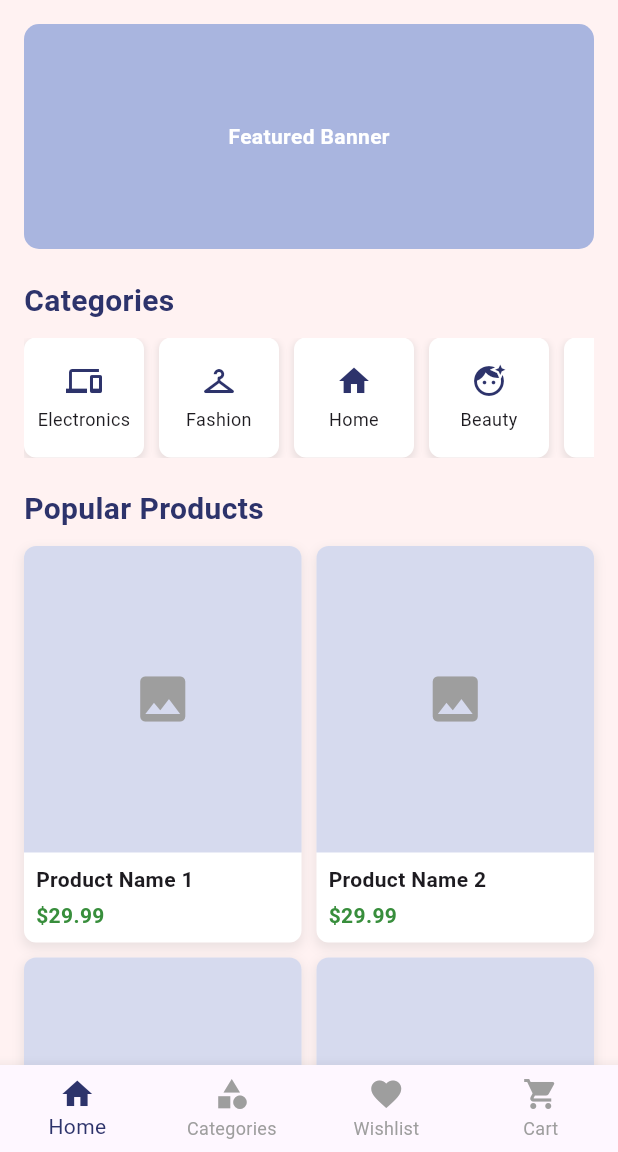
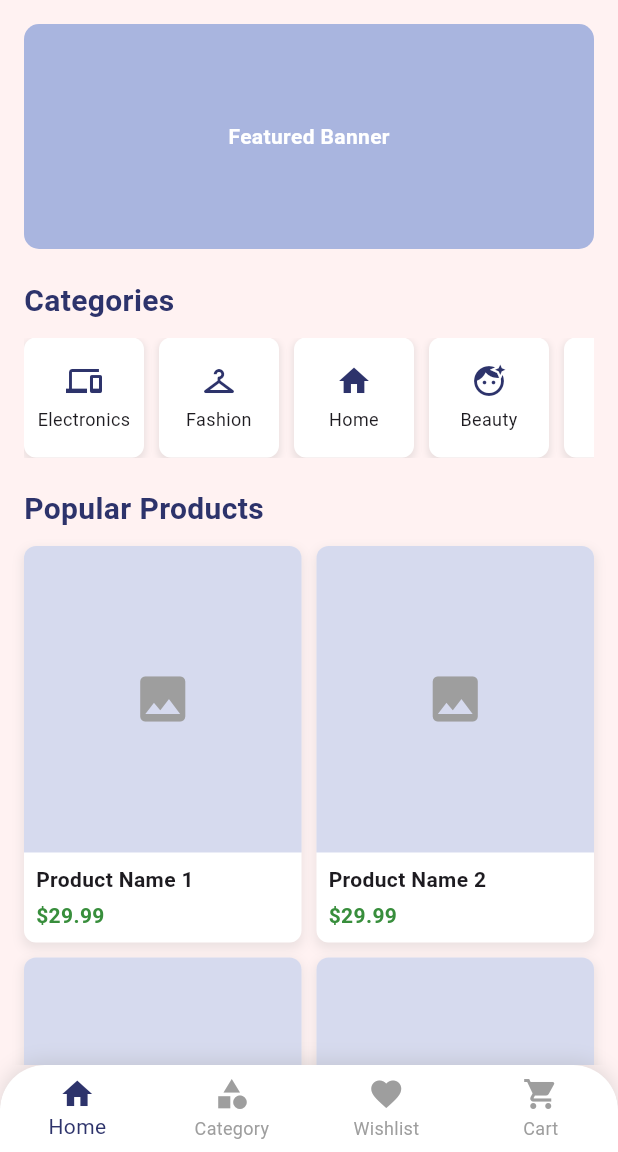
Before and after one commit to Malinda-kawshalya/ShopNGo-Mobile-app, a Flutter app: the screen it shows after launch, on a phone screen of 412 x 824 dp, the part 84-1236 px from its top. Run offline on Flutter 3.47's test engine with Material 3 defaults, Android fonts, the phone set to English and light mode, and no system bars; our stand-ins replace cloud_firestore, firebase_auth, firebase_core, google_sign_in, shared_preferences; accounts and stored records are empty.

Commit message:
add bottomnavigation bar

```diff
--- a/shopngo/lib/main.dart
+++ b/shopngo/lib/main.dart
@@ -1,10 +1,9 @@
 // lib/main.dart
-
-import 'package:shopngo/screens/home_screen.dart';
-import 'package:shopngo/screens/login_screen.dart';
 import 'package:firebase_core/firebase_core.dart';
 import 'package:flutter/material.dart';
 import 'firebase_options.dart';
+import 'services/route_service.dart';
+import 'screens/home_screen.dart';
 
 Future<void> main() async {
   WidgetsFlutterBinding.ensureInitialized();
@@ -20,12 +19,17 @@
   @override
   Widget build(BuildContext context) {
     return MaterialApp(
+      debugShowCheckedModeBanner: false,
       title: 'E-commerce App',
       theme: ThemeData(
         primarySwatch: Colors.blue,
         visualDensity: VisualDensity.adaptivePlatformDensity,
       ),
-      home: const HomeScreen(),
+ initialRoute: '/loading', // Set initial route to loading page
+      routes: {
+        '/loading': (context) => HomeScreen(), // Define loading page route
+        ...AppRoutes.routes,
+  },
     );
   }
 }
--- a/shopngo/lib/screens/home_screen.dart
+++ b/shopngo/lib/screens/home_screen.dart
@@ -3,7 +3,8 @@
 import 'package:shopngo/utils/constants.dart';
 import 'package:flutter/material.dart';
 import 'categories_screen.dart';
-import 'profile_page.dart';
+import 'profile_screen.dart';
+import '../widgets/bottom_navigation_bar.dart';
 
 class HomeScreen extends StatelessWidget {
   const HomeScreen({super.key});
@@ -39,6 +40,24 @@ class HomeScreen extends StatelessWidget {
         ],
       ),
     );
+  }
+
+  void _navigateToPage(BuildContext context, int index) {
+    String routeName = '';
+
+    if (index == 0) {
+      routeName = '/home';
+    } else if (index == 1) {
+      routeName = '/category';
+    } else if (index == 2) {
+      routeName = '/wishlist';
+    } else if (index == 3) {
+      routeName = '/cart';
+    }
+
+    if (ModalRoute.of(context)?.settings.name != routeName) {
+      Navigator.pushReplacementNamed(context, routeName);
+    }
   }
 
   @override
@@ -198,34 +217,14 @@ class HomeScreen extends StatelessWidget {
           ],
         ),
       ),
-      bottomNavigationBar: BottomNavigationBar(
-        currentIndex: 0, // Set initial selected item
-        selectedItemColor: kPrimaryColor,
-        unselectedItemColor: Colors.grey,
-        type: BottomNavigationBarType.fixed,
-        items: const [
-          BottomNavigationBarItem(
-            icon: Icon(Icons.home),
-            label: 'Home',
-          ),
-          BottomNavigationBarItem(
-            icon: Icon(Icons.category),
-            label: 'Categories',
-          ),
-          BottomNavigationBarItem(
-            icon: Icon(Icons.favorite),
-            label: 'Wishlist',
-          ),
-          BottomNavigationBarItem(
-            icon: Icon(Icons.shopping_cart),
-            label: 'Cart',
-          ),
-        ],
-        onTap: (index) {
-          // Handle navigation to different screens based on index
-          print('Tapped on item $index');
-        },
-      ),
-    );
+
+        bottomNavigationBar: CustomBottomNavBar(
+        selectedIndex: 0, // Highlight 'Home'
+        onItemTapped: (index) => _navigateToPage(context, index),
+        ),
+
+
+      );
+
   }
 }
--- /dev/null
+++ b/shopngo/lib/services/route_service.dart
@@ -0,0 +1,37 @@
+import 'package:flutter/material.dart';
+import '/screens/login_screen.dart';
+import '/screens/signup_screen.dart';
+import '/screens/home_screen.dart';
+import '/screens/profile_screen.dart';
+import '/screens/categories_screen.dart';
+
+
+class AppRoutes {
+  static const String login = '/login';
+  static const String register = '/register';
+  static const String home = '/home';
+  static const String additem = '/additem';
+  static const String profile = '/profile';
+  static const String category = '/category';
+  static const String wishlist = '/wishlist';
+  static const String cart = '/cart';
+  static const String settings = '/settings';
+  static const String notification = '/notifications';
+  static const String allitems = '/allitems';
+  static const String feedback = '/feedback';
+  static const String passwordsecurity = '/passwordsecurity';
+  static const String privacypermissions = '/privacypermissions';
+  static const String chatlist = '/chatlist';
+  static const String callnow = '/callnow';
+  static const String sendemail = '/sendemail';
+  static const String listing = '/listing';
+
+  static Map<String, WidgetBuilder> routes = {
+    login: (context) => LoginScreen(),
+    register: (context) => SignupScreen(),
+    home: (context) => HomeScreen(),
+    profile: (context) => ProfileScreen(),
+    category: (context) => CategoriesScreen(),
+
+  };
+}
--- /dev/null
+++ b/shopngo/lib/widgets/bottom_navigation_bar.dart
@@ -0,0 +1,69 @@
+import 'package:flutter/material.dart';
+import 'package:shopngo/utils/constants.dart';
+
+
+class CustomBottomNavBar extends StatelessWidget {
+  final int selectedIndex; // Tracks the current selected index
+  final Function(int) onItemTapped; // Callback for navigation
+
+  const CustomBottomNavBar({
+    Key? key,
+    required this.selectedIndex,
+    required this.onItemTapped,
+  }) : super(key: key);
+
+  @override
+  Widget build(BuildContext context) {
+    return Container(
+      decoration: BoxDecoration(
+        borderRadius: BorderRadius.only(
+          topLeft: Radius.circular(30),
+          topRight: Radius.circular(30),
+        ),
+        boxShadow: [
+          BoxShadow(
+            color: Colors.grey.withOpacity(0.3),
+            spreadRadius: 0,
+            blurRadius: 10,
+            offset: Offset(0, -3), // changes position of shadow
+          ),
+        ],
+      ),
+      child: ClipRRect(
+        borderRadius: BorderRadius.only(
+          topLeft: Radius.circular(30),
+          topRight: Radius.circular(30),
+        ),
+        child: BottomNavigationBar(
+          type: BottomNavigationBarType.fixed,
+         selectedItemColor: kPrimaryColor,
+        unselectedItemColor: Colors.grey,
+          backgroundColor: Colors.white,
+          showUnselectedLabels: true,
+          currentIndex: selectedIndex, // Highlight the active tab
+          onTap: (index) {
+            onItemTapped(index);
+          },
+          items: const <BottomNavigationBarItem>[
+            BottomNavigationBarItem(
+              icon: Icon(Icons.home),
+              label: 'Home',
+            ),
+            BottomNavigationBarItem(
+              icon: Icon(Icons.category),
+              label: 'Category',
+            ),
+            BottomNavigationBarItem(
+            icon: Icon(Icons.favorite),
+            label: 'Wishlist',
+          ),
+          BottomNavigationBarItem(
+            icon: Icon(Icons.shopping_cart),
+            label: 'Cart',
+          ),
+          ],
+        ),
+      ),
+    );
+  }
+}
```
Also changed, not shown: shopngo/lib/screens/categories_screen.dart (+24 -0 lines), shopngo/lib/screens/profile_page.dart (deleted, +0 -84 lines), shopngo/lib/screens/profile_screen.dart (+84 -0 lines).
